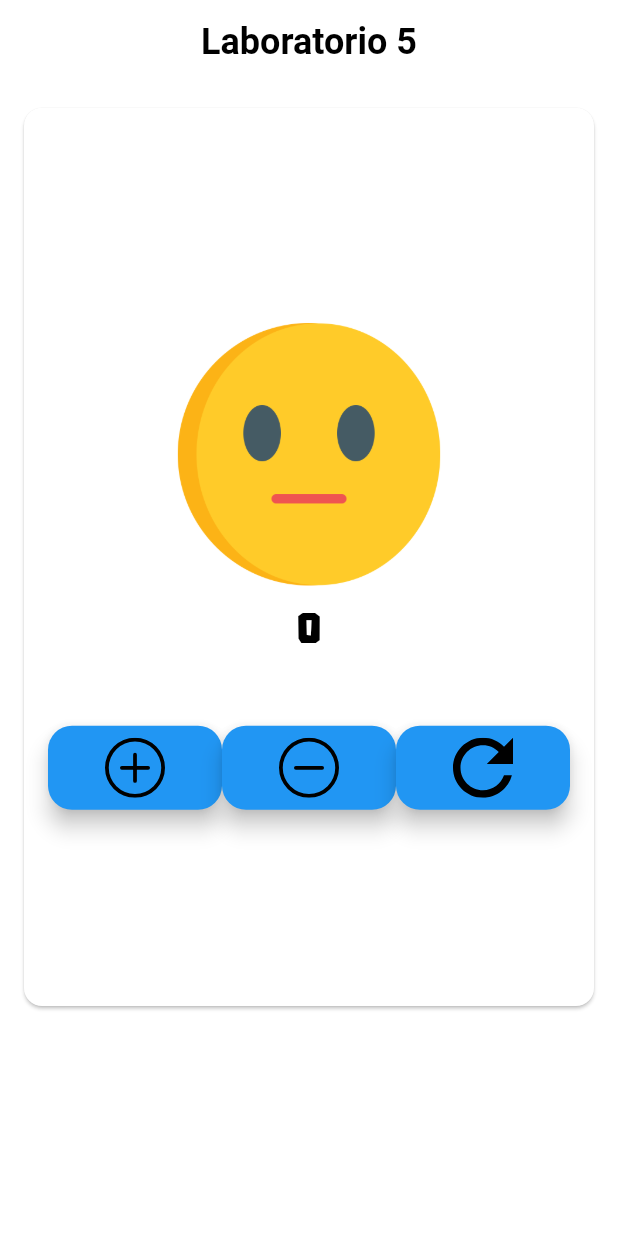
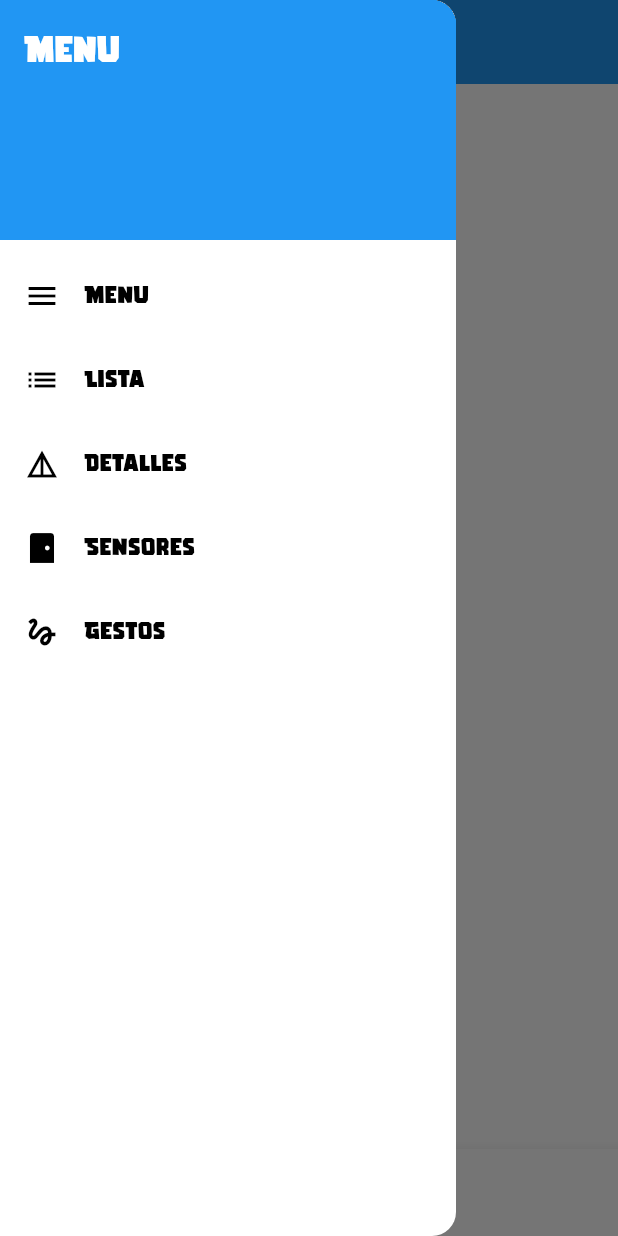
Before and after one commit to xAlee/DevMobile, a Flutter app: the screen it shows after launch, with the side drawer open (before the commit the screen has no drawer), on a phone screen of 412 x 824 dp. Run offline on Flutter 3.47's test engine with Material 3 defaults, Android fonts, the phone set to English and light mode, and no system bars.

Commit message:
Lab Terminado

```diff
--- a/lib/pages/home.dart
+++ b/lib/pages/home.dart
@@ -1,5 +1,4 @@
 import 'package:flutter/material.dart';
-import 'package:flutter_svg/flutter_svg.dart';
 
 class MyApp extends StatelessWidget {
   const MyApp({Key? key}) : super(key: key);
@@ -14,7 +13,7 @@ class MyApp extends StatelessWidget {
         colorScheme: ColorScheme.fromSwatch(primarySwatch: Colors.blue),
         appBarTheme: AppBarTheme(
           backgroundColor: Colors.blue,
-          titleTextStyle: TextStyle(
+          titleTextStyle: const TextStyle(
             color: Colors.black,
             fontSize: 24,
             fontWeight: FontWeight.bold,
@@ -23,51 +22,51 @@ class MyApp extends StatelessWidget {
         ),
         useMaterial3: true,
       ),
-      home: const MyHomePage(title: 'Laboratorio 5'),
+      home: const MyHomePage(),
     );
   }
 }
 
 class MyHomePage extends StatefulWidget {
-  const MyHomePage({Key? key, required this.title}) : super(key: key);
-
-  final String title;
+  const MyHomePage({Key? key}) : super(key: key);
 
   @override
   State<MyHomePage> createState() => _MyHomePageState();
 }
 
 class _MyHomePageState extends State<MyHomePage> {
-  int _counter = 0; // Contador total
-  TextEditingController _controller = TextEditingController();
-  String _message = '';
-  String _emojiImagePath =
-      'assets/icons/neutral_png.png'; // Ruta de la imagen del emoji inicial
+  int _currentIndex = 0;
+  final PageController _pageController = PageController();
 
-  void _updateCounter(int value, String operation) {
-    setState(() {
-      if (operation == 'add') {
-        _counter += value;
-      } else if (operation == 'subtract') {
-        _counter -= value;
+  @override
+  void dispose() {
+    _pageController.dispose();
+    super.dispose();
   }
 
-      if (_counter == 15) {
-        _emojiImagePath = 'assets/icons/happy_png.png';
-        _setMessage('Victoria');
-      } else if (_counter == 10) {
-        _emojiImagePath = 'assets/icons/sad_png.png';
-        _setMessage('Derrota');
-      } else {
-        _emojiImagePath = 'assets/icons/neutral_png.png';
-        _setMessage('');
-      }
+  void onPageChanged(int index) {
+    setState(() {
+      _currentIndex = index;
     });
   }
 
-  void _setMessage(String message) {
+  void onTabTapped(int index) {
+    _pageController.animateToPage(
+      index,
+      duration: const Duration(milliseconds: 300),
+      curve: Curves.easeInOut,
+    );
+  }
+
+  void navigateToPage(int index) {
+    _pageController.animateToPage(
+      index,
+      duration: const Duration(milliseconds: 300),
+      curve: Curves.easeInOut,
+    );
+    Navigator.pop(context);
     setState(() {
-      _message = message;
+      _currentIndex = index;
     });
   }
 
@@ -75,96 +74,175 @@ class _MyHomePageState extends State<MyHomePage> {
   Widget build(BuildContext context) {
     return Scaffold(
       appBar: AppBar(
-        backgroundColor: Theme.of(context).colorScheme.inversePrimary,
-        title: Text(widget.title),
+        title: const Text('Laboratorio 8'),
       ),
-      body: Column(
-        children: [
-          Expanded(
-            child: Center(
-              child: Card(
-                margin: EdgeInsets.all(16.0),
-                child: Padding(
-                  padding: const EdgeInsets.all(16.0),
-                  child: Column(
-                    mainAxisAlignment: MainAxisAlignment.center,
+      drawer: Drawer(
+        child: ListView(
+          padding: EdgeInsets.zero,
           children: <Widget>[
-                      Image.asset(
-                        _emojiImagePath, // Ruta de la imagen del emoji
-                        width: 200,
-                        height: 200,
+            const DrawerHeader(
+              decoration: BoxDecoration(
+                color: Colors.blue,
               ),
-                      Text(
-                        '$_counter', // Mostrar el contador del botón en lugar del contador total
-                        style: Theme.of(context).textTheme.headlineMedium,
-                      ),
-                      // Nuevo widget para mostrar el mensaje de resultado
-                      Text(
-                        _message,
+              child: Text(
+                'Menú',
                 style: TextStyle(
-                          color: Colors.black,
-                          fontSize: 18,
-                        ),
-                      ),
-                      // Espacio para separar los botones de la tarjeta
-                      SizedBox(height: 20),
-                      // Row para alinear los botones horizontalmente
-                      Row(
-                        mainAxisAlignment: MainAxisAlignment.center,
-                        children: [
-                          Expanded(
-                            child: FloatingActionButton(
-                              onPressed: () {
-                                _updateCounter(1, 'add');
-                              },
-                              tooltip: 'Increment',
-                              child: SvgPicture.asset(
-                                'assets/icons/addition.svg',
-                                width: 40,
-                                height: 40,
+                  color: Colors.white,
+                  fontSize: 24,
                 ),
               ),
             ),
-                          Expanded(
-                            child: FloatingActionButton(
-                              onPressed: () {
-                                _updateCounter(1, 'subtract');
+            ListTile(
+              leading: const Icon(Icons.menu),
+              title: const Text('Menu'),
+              onTap: () {
+                navigateToPage(0);
               },
-                              tooltip: 'Decrement',
-                              child: SvgPicture.asset(
-                                'assets/icons/subtraction.svg',
-                                width: 40,
-                                height: 40,
             ),
+            ListTile(
+              leading: const Icon(Icons.list),
+              title: const Text('Lista'),
+              onTap: () {
+                navigateToPage(1);
+              },
             ),
+            ListTile(
+              leading: const Icon(Icons.details),
+              title: const Text('Detalles'),
+              onTap: () {
+                navigateToPage(2);
+              },
             ),
-                          Expanded(
-                            child: FloatingActionButton(
-                              onPressed: () {
-                                setState(() {
-                                  _counter = 0;
-                                });
+            ListTile(
+              leading: const Icon(Icons.sensor_door),
+              title: const Text('Sensores'),
+              onTap: () {
+                navigateToPage(3);
               },
-                              tooltip: 'Reload',
-                              child: SvgPicture.asset(
-                                'assets/icons/reload.svg',
-                                width: 40,
-                                height: 40,
             ),
-                            ),
-                          ),
-                        ],
+            ListTile(
+              leading: const Icon(Icons.gesture),
+              title: const Text('Gestos'),
+              onTap: () {
+                navigateToPage(4);
+              },
             ),
           ],
         ),
       ),
+      body: PageView(
+        controller: _pageController,
+        onPageChanged: onPageChanged,
+        children: const [
+          MenuScreen(),
+          HistoryScreen(),
+          GameScreen(),
+          SensorsScreen(),
+          GesturesScreen(),
+        ],
       ),
+      bottomNavigationBar: BottomNavigationBar(
+        currentIndex: _currentIndex,
+        onTap: onTabTapped,
+        items: const [
+          BottomNavigationBarItem(
+            icon: Icon(Icons.menu),
+            label: 'Menu',
           ),
+          BottomNavigationBarItem(
+            icon: Icon(Icons.list),
+            label: 'Listas',
           ),
-          // Espacio en blanco para dejar la mitad inferior vacía
-          SizedBox(height: MediaQuery.of(context).size.height / 6),
+          BottomNavigationBarItem(
+            icon: Icon(Icons.details),
+            label: 'Detalle',
+          ),
+          BottomNavigationBarItem(
+            icon: Icon(Icons.sensor_door),
+            label: 'Sensores',
+          ),
+          BottomNavigationBarItem(
+            icon: Icon(Icons.gesture),
+            label: 'Gestos',
+          ),
         ],
       ),
     );
   }
 }
+
+class MenuScreen extends StatelessWidget {
+  const MenuScreen({Key? key}) : super(key: key);
+
+  @override
+  Widget build(BuildContext context) {
+    return const Center(
+      child: Text(
+        'Menu',
+        style: TextStyle(fontSize: 24),
+      ),
+    );
+  }
+}
+
+class HistoryScreen extends StatelessWidget {
+  const HistoryScreen({Key? key}) : super(key: key);
+
+  @override
+  Widget build(BuildContext context) {
+    return ListView.builder(
+      itemCount: 10,
+      itemBuilder: (BuildContext context, int index) {
+        return Card(
+          margin: const EdgeInsets.all(8),
+          child: ListTile(
+            title: Text('Item ${index + 1}'),
+            onTap: () {},
+          ),
+        );
+      },
+    );
+  }
+}
+
+class GameScreen extends StatelessWidget {
+  const GameScreen({Key? key}) : super(key: key);
+
+  @override
+  Widget build(BuildContext context) {
+    return const Center(
+      child: Text(
+        'Juego',
+        style: TextStyle(fontSize: 24),
+      ),
+    );
+  }
+}
+
+class SensorsScreen extends StatelessWidget {
+  const SensorsScreen({Key? key}) : super(key: key);
+
+  @override
+  Widget build(BuildContext context) {
+    return const Center(
+      child: Text(
+        'Sensores',
+        style: TextStyle(fontSize: 24),
+      ),
+    );
+  }
+}
+
+class GesturesScreen extends StatelessWidget {
+  const GesturesScreen({Key? key}) : super(key: key);
+
+  @override
+  Widget build(BuildContext context) {
+    return const Center(
+      child: Text(
+        'Gestos',
+        style: TextStyle(fontSize: 24),
+      ),
+    );
+  }
+}
```
Lines whose indentation alone changed are shown as unchanged.
